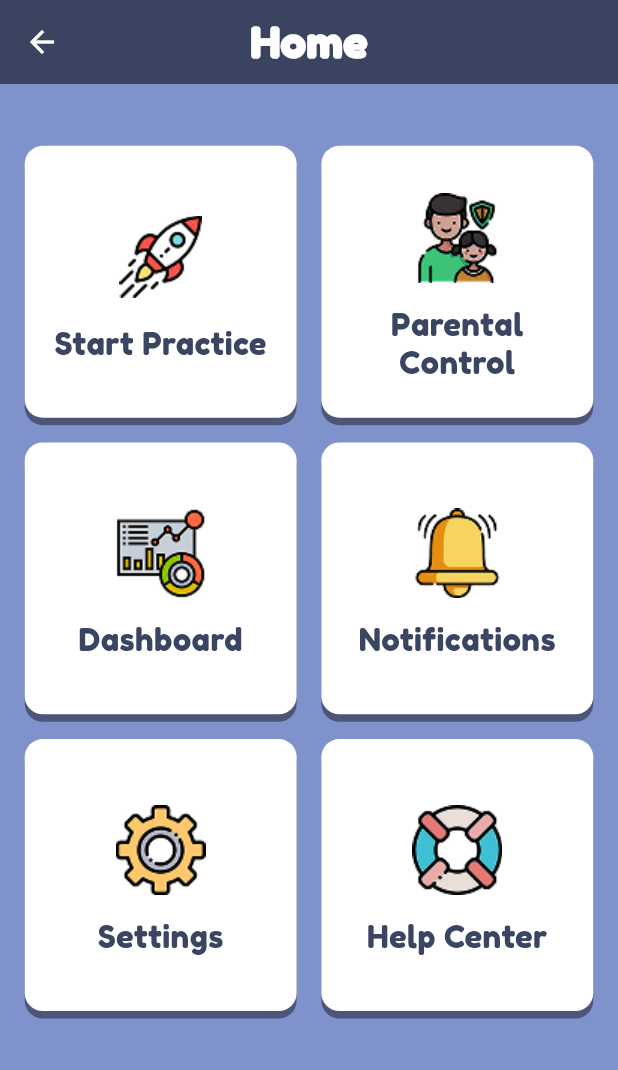
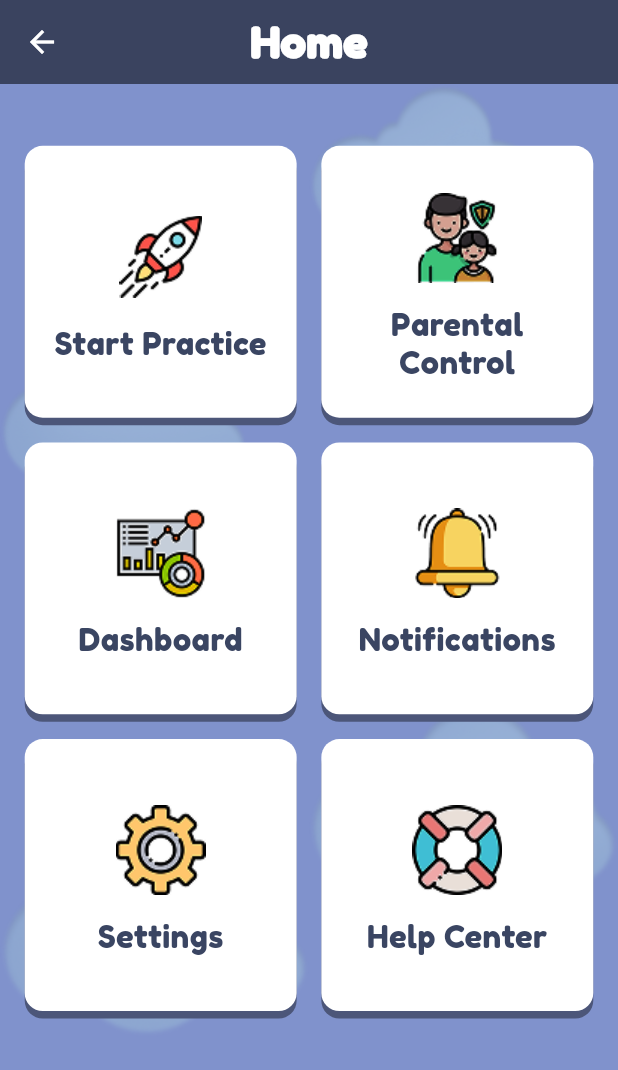
Before and after one commit to nazikanshaffAM/spello_onebysix, a Flutter app: the screen it shows after launch, after a tap on "Skip", after a tap on "Get Started", on a phone screen of 412 x 824 dp. Shown: the top 1070 px of the screen. Run offline on Flutter 3.47's test engine with Material 3 defaults, Android fonts, the phone set to English and light mode, and no system bars; our stand-ins replace animated_toggle_switch, fl_chart, flutter_slidable, shared_preferences, shelf, smooth_page_indicator; missing offline and left inert: record, shelf_router, tutorial_coach_mark.

```diff
--- a/Frontend/lib/main.dart
+++ b/Frontend/lib/main.dart
@@ -5,6 +5,7 @@ import 'package:spello_frontend/pages/HomePages/MainPages/homepage.dart';
 import 'package:spello_frontend/pages/HomePages/MainPages/onboarding_page.dart';
 import 'package:spello_frontend/pages/HomePages/MainPages/parental_control.dart';
 import 'package:spello_frontend/pages/HomePages/SubPages/page_under_construction.dart';
+import 'package:spello_frontend/pages/LoginRelatedPages/login.dart';
 import 'package:spello_frontend/pages/OnboardingPages/onboarding_screen_two.dart';
 
 void main() {
--- a/Frontend/lib/pages/HomePages/MainPages/homepage.dart
+++ b/Frontend/lib/pages/HomePages/MainPages/homepage.dart
@@ -1,5 +1,6 @@
 import 'package:flutter/material.dart';
 import 'package:tutorial_coach_mark/tutorial_coach_mark.dart';
+import 'package:shared_preferences/shared_preferences.dart';
 
 class HomeScreen extends StatefulWidget {
   const HomeScreen({super.key});
@@ -9,18 +10,12 @@ class HomeScreen extends StatefulWidget {
 }
 
 class _HomeScreenState extends State<HomeScreen> {
-  // Track which tile is tapped
   int? _tappedIndex;
-
-  // Create a GlobalKey for each grid tile (6 items)
   final List<GlobalKey> _gridItemKeys =
       List.generate(6, (index) => GlobalKey());
-
-  // Tutorial Coach Mark objects
   late TutorialCoachMark tutorialCoachMark;
   List<TargetFocus> targets = [];
 
-  // Grid data
   final List<Map<String, dynamic>> gridItems = [
     {
       'icon': "assets/images/start.png",
@@ -57,14 +52,30 @@ class _HomeScreenState extends State<HomeScreen> {
   @override
   void initState() {
     super.initState();
-    // Ensure layout is built before showing the tutorial
-    WidgetsBinding.instance.addPostFrameCallback((_) {
+    WidgetsBinding.instance.addPostFrameCallback((_) async {
       _initTargets();
-      _showTutorial();
+      await _showTutorial();
     });
   }
 
-  /// Define the tutorial targets for all six grid tiles.
+  Future<void> _showTutorial() async {
+    final prefs = await SharedPreferences.getInstance();
+    bool hasSeenTutorial = prefs.getBool('hasSeenTutorial') ?? false;
+
+    if (!hasSeenTutorial) {
+      tutorialCoachMark = TutorialCoachMark(
+        targets: targets,
+        colorShadow: const Color.fromRGBO(0, 0, 0, 0.8),
+        textSkip: "SKIP",
+        paddingFocus: 8,
+        onFinish: () async {
+          await prefs.setBool('hasSeenTutorial', true);
+        },
+      );
+      tutorialCoachMark.show(context: context);
+    }
+  }
+
   void _initTargets() {
     targets = List.generate(gridItems.length, (index) {
       return TargetFocus(
@@ -89,39 +100,15 @@ class _HomeScreenState extends State<HomeScreen> {
     });
   }
 
-  /// Show the tutorial overlay.
-  void _showTutorial() {
-    tutorialCoachMark = TutorialCoachMark(
-      targets: targets,
-      colorShadow: const Color.fromRGBO(0, 0, 0, 0.8),
-      textSkip: "SKIP",
-      paddingFocus: 8,
-      onFinish: () {
-        debugPrint("Tutorial finished");
-      },
-      onClickTarget: (target) {
-        debugPrint("Target clicked: ${target.identify}");
-      },
-      onClickOverlay: (target) {
-        debugPrint("Overlay clicked: ${target.identify}");
-      },
-    );
-
-    tutorialCoachMark.show(context: context);
-  }
-
   void _onTileTap(int index, BuildContext context) {
     setState(() {
       _tappedIndex = index;
     });
 
-    // Wait for 100 milliseconds to show the color change
     Future.delayed(const Duration(milliseconds: 100), () {
       setState(() {
-        _tappedIndex = null; // Reset color
+        _tappedIndex = null;
       });
-
-      // Navigate to respective screen
       Navigator.pushNamed(context, gridItems[index]['navigateTo']);
     });
   }
@@ -131,16 +118,13 @@ class _HomeScreenState extends State<HomeScreen> {
     final screenWidth = MediaQuery.of(context).size.width;
     final screenHeight = MediaQuery.of(context).size.height;
 
-    final double responsiveFontSize = screenWidth * 0.05;
-    final double responsivePadding = screenWidth * 0.04;
-
     return Scaffold(
       appBar: AppBar(
         title: Text(
           "Home",
           style: TextStyle(
-            fontFamily: "Fredoka One", // Updated font family
-            fontWeight: FontWeight.bold, // Updated font weight
+            fontFamily: "Fredoka One",
+            fontWeight: FontWeight.bold,
             fontSize: screenWidth * 0.07,
           ),
         ),
@@ -148,11 +132,45 @@ class _HomeScreenState extends State<HomeScreen> {
         foregroundColor: Colors.white,
         centerTitle: true,
       ),
-      body: Padding(
-        padding: EdgeInsets.symmetric(horizontal: responsivePadding),
+      body: Stack(
+        children: [
+          Positioned(
+            top: screenHeight * 0,
+            left: screenWidth * 0.5,
+            child: Image.asset(
+              "assets/images/cloud.png",
+              width: screenWidth * 0.4,
+            ),
+          ),
+          Positioned(
+            top: screenHeight * 0.2,
+            left: screenWidth * 0,
+            child: Image.asset(
+              "assets/images/cloud.png",
+              width: screenWidth * 0.4,
+            ),
+          ),
+          Positioned(
+            top: screenHeight * 0.5,
+            left: screenWidth * 0.5,
+            child: Image.asset(
+              "assets/images/cloud.png",
+              width: screenWidth * 0.5,
+            ),
+          ),
+          Positioned(
+            top: screenHeight * 0.6,
+            left: screenWidth * 0,
+            child: Image.asset(
+              "assets/images/cloud.png",
+              width: screenWidth * 0.5,
+            ),
+          ),
+          Padding(
+            padding: EdgeInsets.symmetric(horizontal: screenWidth * 0.04),
             child: Column(
               children: [
-            SizedBox(height: screenHeight * 0.03), // Moves grid down
+                SizedBox(height: screenHeight * 0.03),
                 Expanded(
                   child: GridView.builder(
                     padding: EdgeInsets.only(top: screenHeight * 0.02),
@@ -165,7 +183,6 @@ class _HomeScreenState extends State<HomeScreen> {
                     itemCount: gridItems.length,
                     itemBuilder: (context, index) {
                       final bool isTapped = (_tappedIndex == index);
-
                       return GestureDetector(
                         onTap: () => _onTileTap(index, context),
                         child: AnimatedContainer(
@@ -174,14 +191,14 @@ class _HomeScreenState extends State<HomeScreen> {
                           curve: Curves.easeOut,
                           decoration: BoxDecoration(
                             color: isTapped
-                            ? const Color(0xFFFFC000) // Tapped color
-                            : const Color(0xFFFFFFFF), // Default color
+                                ? const Color(0xFFFFC000)
+                                : const Color(0xFFFFFFFF),
                             borderRadius: BorderRadius.circular(12),
                             boxShadow: [
                               BoxShadow(
                                 color: isTapped
-                                ? const Color(0xFF3A4562) // Darker shade on tap
-                                : const Color(0xFF4C5679), // Normal state
+                                    ? const Color(0xFF3A4562)
+                                    : const Color(0xFF4C5679),
                                 offset: const Offset(0, 5),
                                 blurRadius: 0,
                               ),
@@ -200,9 +217,8 @@ class _HomeScreenState extends State<HomeScreen> {
                                 textAlign: TextAlign.center,
                                 style: TextStyle(
                                   color: const Color(0xFF3A4562),
-                              fontSize: responsiveFontSize,
-                              fontFamily:
-                                  "Fredoka One", // Updated font family// Bold text
+                                  fontSize: screenWidth * 0.05,
+                                  fontFamily: "Fredoka One",
                                   height: 1.2,
                                 ),
                               ),
@@ -216,6 +232,8 @@ class _HomeScreenState extends State<HomeScreen> {
               ],
             ),
           ),
+        ],
+      ),
     );
   }
 }
--- a/Frontend/lib/pages/OnboardingPages/onboarding_screen_one.dart
+++ b/Frontend/lib/pages/OnboardingPages/onboarding_screen_one.dart
@@ -12,6 +12,40 @@ class OnboardingScreenOne extends StatelessWidget {
     return Scaffold(
       body: Stack(
         children: [
+          Positioned(
+            top: screenHeight * 0.05,
+            left: screenWidth * 0,
+            child: Opacity(
+              opacity: 0.7,
+              child: Image.asset(
+                "assets/images/cloud.png",
+                width: screenWidth * 0.4,
+              ),
+            ),
+          ),
+
+          Positioned(
+            top: screenHeight * 0.2,
+            left: screenWidth * 0.8,
+            child: Opacity(
+              opacity: 0.7,
+              child: Image.asset(
+                "assets/images/cloud.png",
+                width: screenWidth * 0.4,
+              ),
+            ),
+          ),
+          Positioned(
+            top: screenHeight * 0.4,
+            left: screenWidth * 0,
+            child: Opacity(
+              opacity: 0.7,
+              child: Image.asset(
+                "assets/images/cloud.png",
+                width: screenWidth * 0.4,
+              ),
+            ),
+          ),
           // "Speak & Play" text positioned using percentages
           Positioned(
             top: screenHeight * 0.12, // 10% from the top
--- a/Frontend/lib/pages/OnboardingPages/onboarding_screen_three.dart
+++ b/Frontend/lib/pages/OnboardingPages/onboarding_screen_three.dart
@@ -12,6 +12,39 @@ class OnboardingScreenThree extends StatelessWidget {
     return Scaffold(
       body: Stack(
         children: [
+          Positioned(
+            top: screenHeight * 0.05,
+            left: screenWidth * 0.3,
+            child: Opacity(
+              opacity: 0.7,
+              child: Image.asset(
+                "assets/images/cloud.png",
+                width: screenWidth * 0.4,
+              ),
+            ),
+          ),
+          Positioned(
+            top: screenHeight * 0.28,
+            left: screenWidth * 0.75,
+            child: Opacity(
+              opacity: 0.7,
+              child: Image.asset(
+                "assets/images/cloud.png",
+                width: screenWidth * 0.4,
+              ),
+            ),
+          ),
+          Positioned(
+            top: screenHeight * 0.43,
+            right: screenWidth * 0.8,
+            child: Opacity(
+              opacity: 0.7,
+              child: Image.asset(
+                "assets/images/cloud.png",
+                width: screenWidth * 0.4,
+              ),
+            ),
+          ),
           // "Speak & Play" text positioned using percentages
           Positioned(
             top: screenHeight * 0.12, // 10% from the top
@@ -27,21 +60,12 @@ class OnboardingScreenThree extends StatelessWidget {
           ),
           // Star image positioned responsively
           Positioned(
-            top: screenHeight * 0.18,
-            left: screenWidth * 0.13,
-            child: Image.asset(
-              "assets/images/clipboard.png",
-              height: screenHeight * 0.4, // 40% of screen height
-              width: screenWidth * 0.5, // 60% of screen width
-            ),
-          ),
-          Positioned(
-            top: screenHeight * 0.002,
-            left: screenWidth * 0.23,
+            top: screenHeight * 0.14,
+            left: screenWidth * 0.15,
             child: Image.asset(
               "assets/images/onboarding_screen_three.png",
-              height: screenHeight * 0.8, // 40% of screen height
-              width: screenWidth * 0.9, // 60% of screen width
+              height: screenHeight * 0.5, // 40% of screen height
+              width: screenWidth * 0.65, // 60% of screen width
             ),
           ),
 
--- a/Frontend/lib/pages/OnboardingPages/onboarding_screen_two.dart
+++ b/Frontend/lib/pages/OnboardingPages/onboarding_screen_two.dart
@@ -12,6 +12,39 @@ class OnboardingScreenTwo extends StatelessWidget {
     return Scaffold(
       body: Stack(
         children: [
+          Positioned(
+            top: screenHeight * 0.05,
+            left: screenWidth * 0.4,
+            child: Opacity(
+              opacity: 0.7,
+              child: Image.asset(
+                "assets/images/cloud.png",
+                width: screenWidth * 0.4,
+              ),
+            ),
+          ),
+          Positioned(
+            top: screenHeight * 0.2,
+            right: screenWidth * 0.8,
+            child: Opacity(
+              opacity: 0.7,
+              child: Image.asset(
+                "assets/images/cloud.png",
+                width: screenWidth * 0.4,
+              ),
+            ),
+          ),
+          Positioned(
+            top: screenHeight * 0.43,
+            left: screenWidth * 0.8,
+            child: Opacity(
+              opacity: 0.7,
+              child: Image.asset(
+                "assets/images/cloud.png",
+                width: screenWidth * 0.4,
+              ),
+            ),
+          ),
           // "Speak & Play" text positioned using percentages
           Positioned(
             top: screenHeight * 0.12, // 10% from the top
--- a/Frontend/pubspec.yaml
+++ b/Frontend/pubspec.yaml
@@ -26,6 +26,9 @@ dependencies:
   flutter_slidable: ^4.0.0
   fl_chart: ^0.70.2
   tutorial_coach_mark: ^1.2.13
+  shared_preferences: ^2.3.3
+
+
 
 
 
@@ -52,7 +55,7 @@ flutter:
     - assets/images/clipboard.png
     - assets/images/onboarding_screen_one.png
     - assets/images/onboarding_screen_two.png
-    - assets/images/onboarding_screen_three.png
+
     - assets/images/cloud.png
     - assets/images/parental_control.png
     - assets/images/start.png
```
Also changed, not shown: Frontend/lib/pages/HomePages/MainPages/parental_control.dart (+50 -15 lines), Frontend/lib/pages/HomePages/SubPages/parental_control_one.dart (+81 -71 lines), Frontend/lib/pages/LoginRelatedPages/login.dart (+19 -9 lines), Frontend/lib/pages/test.dart (deleted, +0 -10 lines), Frontend/assets/images/onboarding_screen_three.png, Frontend/pubspec.lock, 1 other file. Lines whose indentation alone changed are shown as unchanged.
